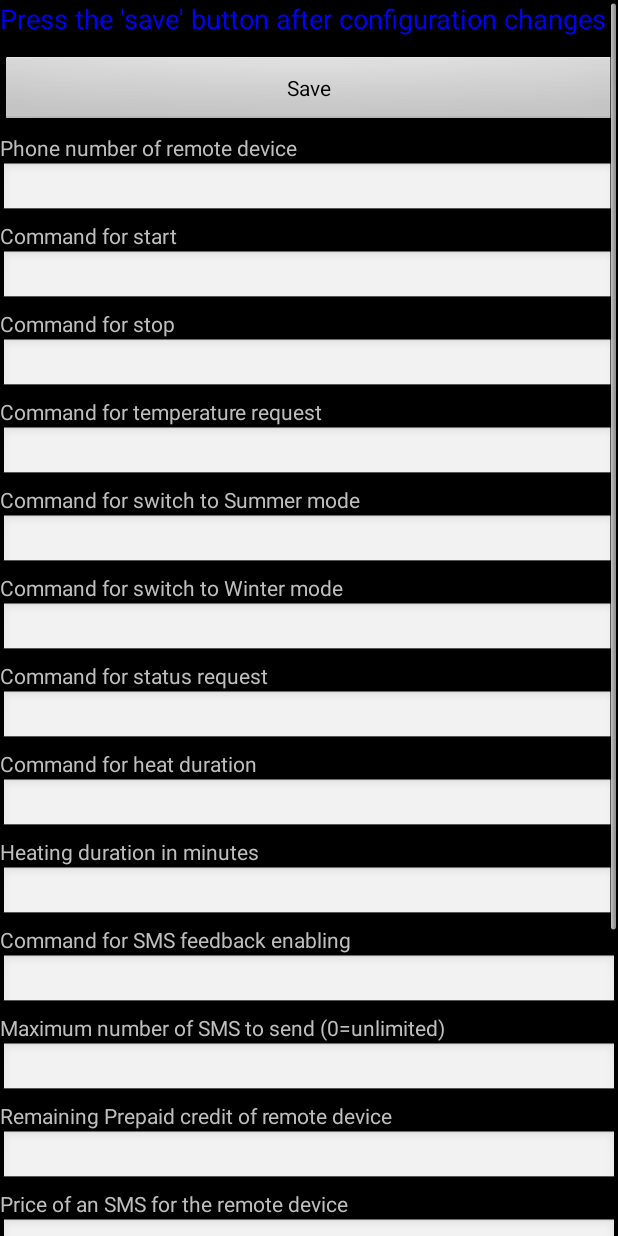
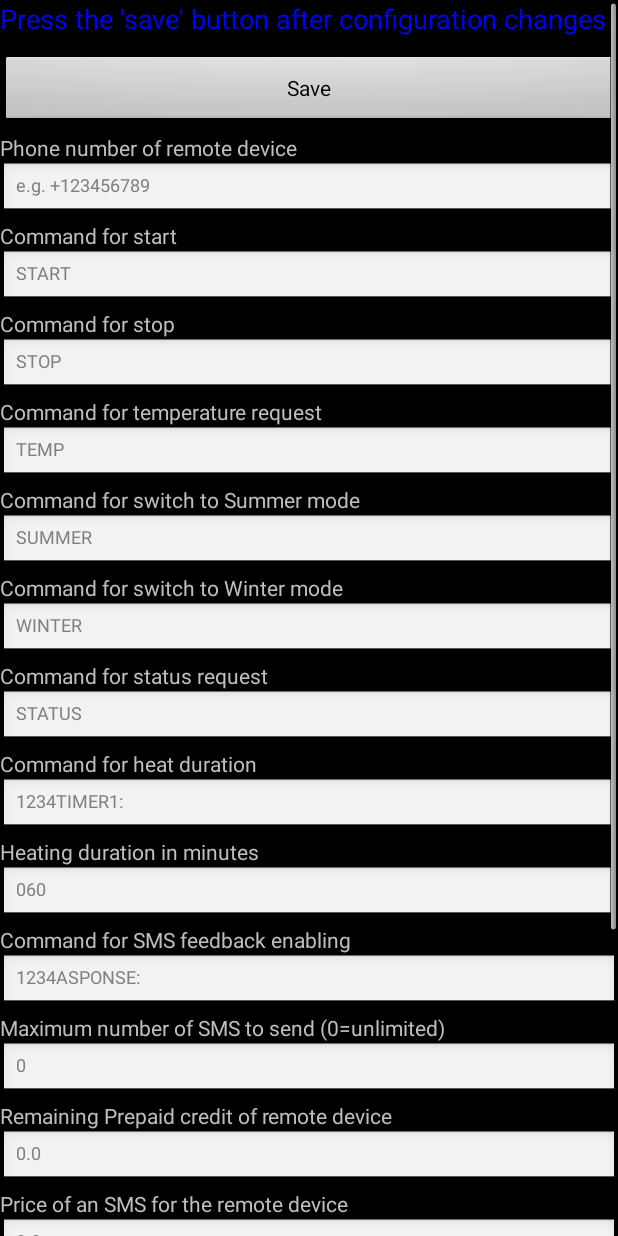
Before and after one commit to dynamitetuning/com.dynamite.heaterrc, an Android app: the layout config.xml on its own in the app's theme, with its tools: preview values and no code run, on a phone screen of 412 x 824 dp. Run offline under Robolectric (Android 15) with nearby library versions, the phone set to English and light mode, and no system bars.

Commit message:
Improvements in the text and translations

```diff
--- a/app/src/main/res/layout/config.xml
+++ b/app/src/main/res/layout/config.xml
@@ -35,6 +35,7 @@
                 android:layout_height="35dp"
 				android:textSize="12sp"
                 android:inputType="phone"
+                android:hint="e.g. +123456789"
                 android:ems="10" >
 
                 <requestFocus />
@@ -53,6 +54,7 @@
                 android:layout_height="35dp"
 				android:textSize="12sp"
                 android:inputType="text"
+                android:hint="@string/cfg_startcmd"
                 android:ems="10" />
 
             <TextView
@@ -68,6 +70,7 @@
                 android:layout_height="35dp"
 				android:textSize="12sp"
                 android:inputType="text"
+                android:hint="@string/cfg_stopcmd"
                 android:ems="10" />
 
             <TextView
@@ -83,6 +86,7 @@
                 android:layout_height="35dp"
 				android:textSize="12sp"
                 android:inputType="text"
+                android:hint="@string/cfg_tempcmd"
                 android:ems="10" />
 
             <TextView
@@ -98,6 +102,7 @@
                 android:layout_height="35dp"
 				android:textSize="12sp"
                 android:inputType="text"
+                android:hint="@string/cfg_summercmd"
                 android:ems="10" />
 
             <TextView
@@ -113,6 +118,7 @@
                 android:layout_height="35dp"
 				android:textSize="12sp"
                 android:inputType="text"
+                android:hint="@string/cfg_wintercmd"
                 android:ems="10" />
 
             <TextView
@@ -128,6 +134,7 @@
                 android:layout_height="35dp"
 				android:textSize="12sp"
                 android:inputType="text"
+                android:hint="@string/cfg_statuscmd"
                 android:ems="10" />
 
             <TextView
@@ -143,6 +150,7 @@
                 android:layout_height="35dp"
 				android:textSize="12sp"
                 android:inputType="text"
+                android:hint="@string/cfg_heattimercmd"
                 android:ems="10" />
 
             <TextView
@@ -158,6 +166,7 @@
                 android:layout_height="35dp"
 				android:textSize="12sp"
                 android:inputType="number"
+                android:hint="@string/cfg_heatduration"
                 android:ems="10" />
 
             <TextView
@@ -173,6 +182,7 @@
                 android:layout_height="35dp"
 				android:textSize="12sp"
                 android:inputType="text"
+                android:hint="@string/cfg_SMSfeedbackcmd"
                 android:ems="10" />
 
             <TextView
@@ -188,6 +198,7 @@
                 android:layout_height="35dp"
 				android:textSize="12sp"
                 android:inputType="number"
+                android:hint="@string/cfg_maxSMScount"
                 android:ems="10" />
 
 
@@ -204,6 +215,7 @@
                 android:layout_height="35dp"
 				android:textSize="12sp"
                 android:inputType="numberDecimal"
+                android:hint="@string/cfg_prepaidCredit"
                 android:ems="10" />
 
             <TextView
@@ -219,6 +231,7 @@
                 android:layout_height="35dp"
 				android:textSize="12sp"
                 android:inputType="numberDecimal"
+                android:hint="@string/cfg_SMScost"
                 android:ems="10" />
 
 
--- a/app/src/main/res/layout/gpstracker.xml
+++ b/app/src/main/res/layout/gpstracker.xml
@@ -52,6 +52,7 @@
                 android:layout_height="35dp"
 				android:textSize="12sp"
                 android:inputType="phone"
+                android:hint="@string/cfg_phonenumber"
                 android:ems="10" />
 
             <TextView
@@ -67,6 +68,7 @@
                 android:layout_height="35dp"
 				android:textSize="12sp"
                 android:inputType="text"
+                android:hint="@string/cfg_GPSposReqCmd"
                 android:ems="10" />
 
         </LinearLayout>
--- a/app/src/main/res/layout/program.xml
+++ b/app/src/main/res/layout/program.xml
@@ -61,6 +61,7 @@
 	            android:layout_width="fill_parent"
 	            android:layout_height="wrap_content"
 	            android:orientation="horizontal" >
+				<!--suppress AndroidMissingOnClickHandler -->
 				<ToggleButton
 				    android:id="@+id/scheduletoggle"
 				    android:layout_width="wrap_content"
```
Also changed, not shown: 3 other files.
